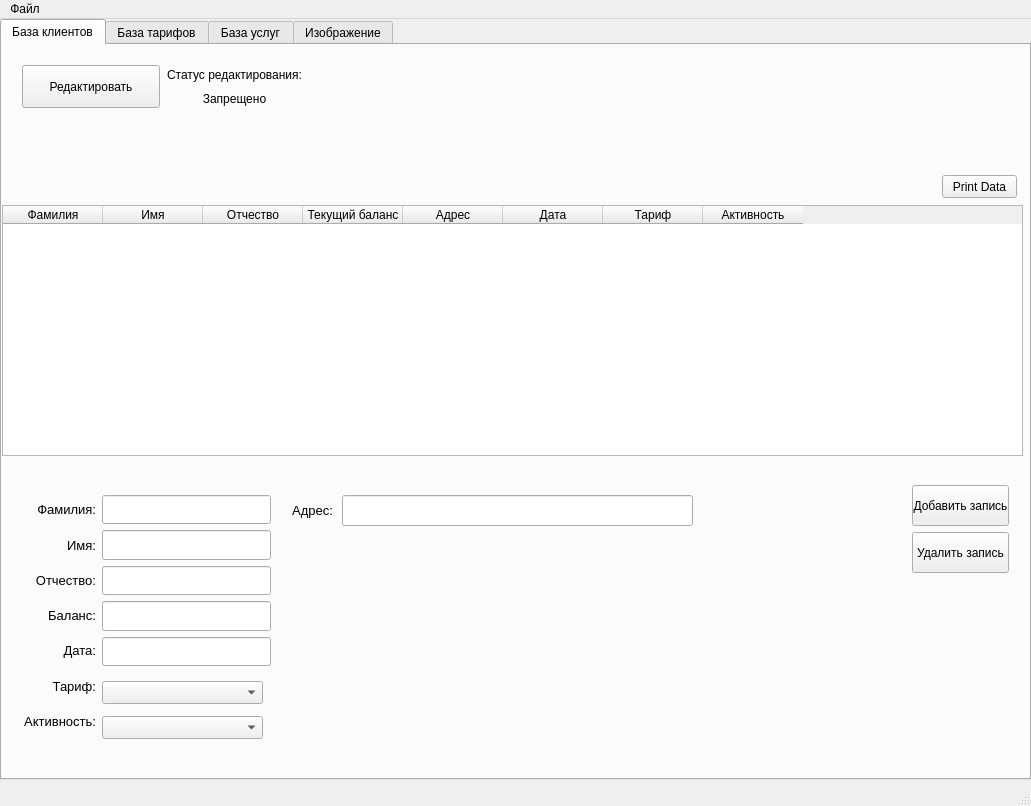
This is DB_interface.ui in Sergey-ENOT/Str.And.Alg.-CourseWork- as Qt 5 draws it before an edit. The edited form follows.
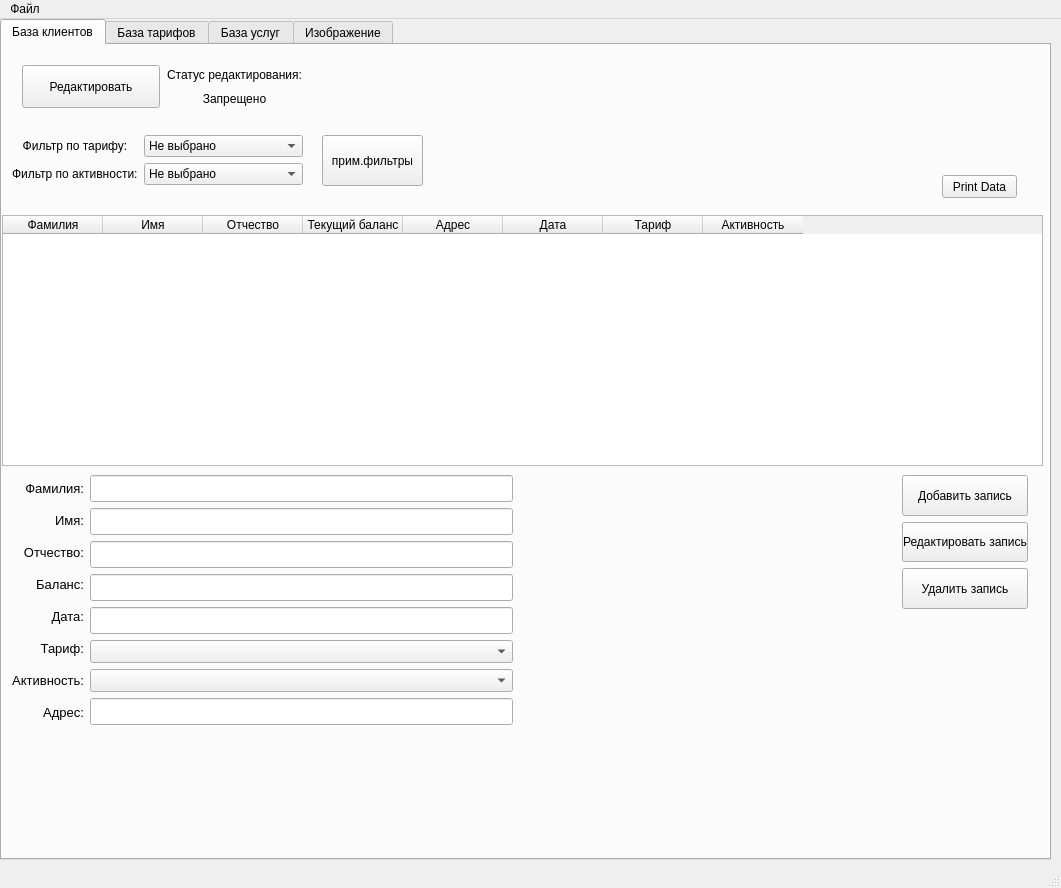
This is the edited form. Icons and pictures are not drawn.

Commit message: added filter clients

The edit to the form file:
```diff
--- a/DB_interface.ui
+++ b/DB_interface.ui
@@ -6,8 +6,8 @@
    <rect>
     <x>0</x>
     <y>0</y>
-    <width>1031</width>
-    <height>806</height>
+    <width>1061</width>
+    <height>888</height>
    </rect>
   </property>
   <property name="windowTitle">
@@ -22,8 +22,8 @@
      <rect>
       <x>0</x>
       <y>0</y>
-      <width>1031</width>
-      <height>761</height>
+      <width>1051</width>
+      <height>841</height>
      </rect>
     </property>
     <property name="currentIndex">
@@ -129,26 +129,26 @@
       <property name="geometry">
        <rect>
         <x>0</x>
-        <y>160</y>
-        <width>1021</width>
+        <y>170</y>
+        <width>1041</width>
         <height>251</height>
        </rect>
       </property>
       <property name="sizePolicy">
-       <sizepolicy hsizetype="Preferred" vsizetype="Fixed">
+       <sizepolicy hsizetype="Minimum" vsizetype="Minimum">
         <horstretch>0</horstretch>
         <verstretch>0</verstretch>
        </sizepolicy>
       </property>
       <property name="minimumSize">
        <size>
-        <width>1021</width>
+        <width>0</width>
         <height>0</height>
        </size>
       </property>
       <property name="maximumSize">
        <size>
-        <width>1021</width>
+        <width>1677777</width>
         <height>16777215</height>
        </size>
       </property>
@@ -208,46 +208,10 @@
      <widget class="QWidget" name="layoutWidget">
       <property name="geometry">
        <rect>
-        <x>100</x>
-        <y>630</y>
-        <width>161</width>
-        <height>71</height>
-       </rect>
-      </property>
-      <layout class="QVBoxLayout" name="verticalLayout_8">
-       <item>
-        <widget class="QComboBox" name="comboBoxTariff">
-         <property name="font">
-          <font>
-           <pointsize>10</pointsize>
-          </font>
-         </property>
-         <property name="sizeAdjustPolicy">
-          <enum>QComboBox::AdjustToContents</enum>
-         </property>
-        </widget>
-       </item>
-       <item>
-        <widget class="QComboBox" name="comboBoxActive">
-         <property name="font">
-          <font>
-           <pointsize>10</pointsize>
-          </font>
-         </property>
-         <property name="sizeAdjustPolicy">
-          <enum>QComboBox::AdjustToContents</enum>
-         </property>
-        </widget>
-       </item>
-      </layout>
-     </widget>
-     <widget class="QWidget" name="layoutWidget">
-      <property name="geometry">
-       <rect>
-        <x>910</x>
-        <y>440</y>
-        <width>97</width>
-        <height>88</height>
+        <x>900</x>
+        <y>430</y>
+        <width>126</width>
+        <height>134</height>
        </rect>
       </property>
       <layout class="QVBoxLayout" name="verticalLayout_4">
@@ -274,7 +238,20 @@
         </widget>
        </item>
        <item>
-        <widget class="QPushButton" name="pushButtonDelete">
+        <widget class="QPushButton" name="pushButtonEditClient">
+         <property name="minimumSize">
+          <size>
+           <width>0</width>
+           <height>40</height>
+          </size>
+         </property>
+         <property name="text">
+          <string>Редактировать запись</string>
+         </property>
+        </widget>
+       </item>
+       <item>
+        <widget class="QPushButton" name="pushButtonDeleteClient">
          <property name="enabled">
           <bool>true</bool>
          </property>
@@ -297,151 +274,18 @@
        </item>
       </layout>
      </widget>
-     <widget class="QLabel" name="labelAddress">
+     <widget class="QWidget" name="layoutWidget">
       <property name="geometry">
        <rect>
-        <x>290</x>
-        <y>450</y>
-        <width>41</width>
-        <height>31</height>
+        <x>10</x>
+        <y>430</y>
+        <width>501</width>
+        <height>289</height>
        </rect>
       </property>
-      <property name="sizePolicy">
-       <sizepolicy hsizetype="Minimum" vsizetype="Minimum">
-        <horstretch>0</horstretch>
-        <verstretch>0</verstretch>
-       </sizepolicy>
-      </property>
-      <property name="font">
-       <font>
-        <pointsize>10</pointsize>
-       </font>
-      </property>
-      <property name="text">
-       <string>Адрес:</string>
-      </property>
-      <property name="alignment">
-       <set>Qt::AlignRight|Qt::AlignTrailing|Qt::AlignVCenter</set>
-      </property>
-     </widget>
-     <widget class="QLineEdit" name="lineEditAddress">
-      <property name="geometry">
-       <rect>
-        <x>340</x>
-        <y>450</y>
-        <width>351</width>
-        <height>31</height>
-       </rect>
-      </property>
-      <property name="sizePolicy">
-       <sizepolicy hsizetype="Minimum" vsizetype="Minimum">
-        <horstretch>0</horstretch>
-        <verstretch>0</verstretch>
-       </sizepolicy>
-      </property>
-      <property name="font">
-       <font>
-        <pointsize>12</pointsize>
-       </font>
-      </property>
-     </widget>
-     <widget class="QWidget" name="">
-      <property name="geometry">
-       <rect>
-        <x>100</x>
-        <y>450</y>
-        <width>169</width>
-        <height>171</height>
-       </rect>
-      </property>
-      <layout class="QVBoxLayout" name="verticalLayout_3">
-       <item>
-        <widget class="QLineEdit" name="lineEditSurname">
-         <property name="sizePolicy">
-          <sizepolicy hsizetype="Minimum" vsizetype="Minimum">
-           <horstretch>0</horstretch>
-           <verstretch>0</verstretch>
-          </sizepolicy>
-         </property>
-         <property name="font">
-          <font>
-           <pointsize>12</pointsize>
-          </font>
-         </property>
-        </widget>
-       </item>
-       <item>
-        <widget class="QLineEdit" name="lineEditName">
-         <property name="sizePolicy">
-          <sizepolicy hsizetype="Minimum" vsizetype="Minimum">
-           <horstretch>0</horstretch>
-           <verstretch>0</verstretch>
-          </sizepolicy>
-         </property>
-         <property name="font">
-          <font>
-           <pointsize>12</pointsize>
-          </font>
-         </property>
-        </widget>
-       </item>
-       <item>
-        <widget class="QLineEdit" name="lineEditPatronymic">
-         <property name="sizePolicy">
-          <sizepolicy hsizetype="Minimum" vsizetype="Minimum">
-           <horstretch>0</horstretch>
-           <verstretch>0</verstretch>
-          </sizepolicy>
-         </property>
-         <property name="font">
-          <font>
-           <pointsize>12</pointsize>
-          </font>
-         </property>
-        </widget>
-       </item>
-       <item>
-        <widget class="QLineEdit" name="lineEditCurrentB">
-         <property name="sizePolicy">
-          <sizepolicy hsizetype="Minimum" vsizetype="Minimum">
-           <horstretch>0</horstretch>
-           <verstretch>0</verstretch>
-          </sizepolicy>
-         </property>
-         <property name="font">
-          <font>
-           <pointsize>12</pointsize>
-          </font>
-         </property>
-        </widget>
-       </item>
-       <item>
-        <widget class="QLineEdit" name="lineEditDate">
-         <property name="sizePolicy">
-          <sizepolicy hsizetype="Minimum" vsizetype="Minimum">
-           <horstretch>0</horstretch>
-           <verstretch>0</verstretch>
-          </sizepolicy>
-         </property>
-         <property name="font">
-          <font>
-           <pointsize>12</pointsize>
-          </font>
-         </property>
-        </widget>
-       </item>
-      </layout>
-     </widget>
-     <widget class="QWidget" name="">
-      <property name="geometry">
-       <rect>
-        <x>20</x>
-        <y>450</y>
-        <width>74</width>
-        <height>241</height>
-       </rect>
-      </property>
-      <layout class="QVBoxLayout" name="verticalLayout_2">
+      <layout class="QFormLayout" name="formLayout">
+       <item row="0" column="0">
+        <layout class="QVBoxLayout" name="verticalLayout_7">
        <item>
         <widget class="QLabel" name="labelName">
          <property name="sizePolicy">
@@ -577,7 +421,257 @@
          </property>
         </widget>
        </item>
-      </layout>
+         <item>
+          <widget class="QLabel" name="labelAddress">
+           <property name="sizePolicy">
+            <sizepolicy hsizetype="Minimum" vsizetype="Minimum">
+             <horstretch>0</horstretch>
+             <verstretch>0</verstretch>
+            </sizepolicy>
+           </property>
+           <property name="font">
+            <font>
+             <pointsize>10</pointsize>
+            </font>
+           </property>
+           <property name="text">
+            <string>Адрес:</string>
+           </property>
+           <property name="alignment">
+            <set>Qt::AlignRight|Qt::AlignTrailing|Qt::AlignVCenter</set>
+           </property>
+          </widget>
+         </item>
+        </layout>
+       </item>
+       <item row="0" column="1">
+        <layout class="QVBoxLayout" name="verticalLayout_6">
+         <item>
+          <widget class="QLineEdit" name="lineEditSurname">
+           <property name="sizePolicy">
+            <sizepolicy hsizetype="Minimum" vsizetype="Minimum">
+             <horstretch>0</horstretch>
+             <verstretch>0</verstretch>
+            </sizepolicy>
+           </property>
+           <property name="font">
+            <font>
+             <pointsize>12</pointsize>
+            </font>
+           </property>
+          </widget>
+         </item>
+         <item>
+          <widget class="QLineEdit" name="lineEditName">
+           <property name="sizePolicy">
+            <sizepolicy hsizetype="Minimum" vsizetype="Minimum">
+             <horstretch>0</horstretch>
+             <verstretch>0</verstretch>
+            </sizepolicy>
+           </property>
+           <property name="font">
+            <font>
+             <pointsize>12</pointsize>
+            </font>
+           </property>
+          </widget>
+         </item>
+         <item>
+          <widget class="QLineEdit" name="lineEditPatronymic">
+           <property name="sizePolicy">
+            <sizepolicy hsizetype="Minimum" vsizetype="Minimum">
+             <horstretch>0</horstretch>
+             <verstretch>0</verstretch>
+            </sizepolicy>
+           </property>
+           <property name="font">
+            <font>
+             <pointsize>12</pointsize>
+            </font>
+           </property>
+          </widget>
+         </item>
+         <item>
+          <widget class="QLineEdit" name="lineEditCurrentB">
+           <property name="sizePolicy">
+            <sizepolicy hsizetype="Minimum" vsizetype="Minimum">
+             <horstretch>0</horstretch>
+             <verstretch>0</verstretch>
+            </sizepolicy>
+           </property>
+           <property name="font">
+            <font>
+             <pointsize>12</pointsize>
+            </font>
+           </property>
+          </widget>
+         </item>
+         <item>
+          <widget class="QLineEdit" name="lineEditDate">
+           <property name="sizePolicy">
+            <sizepolicy hsizetype="Minimum" vsizetype="Minimum">
+             <horstretch>0</horstretch>
+             <verstretch>0</verstretch>
+            </sizepolicy>
+           </property>
+           <property name="font">
+            <font>
+             <pointsize>12</pointsize>
+            </font>
+           </property>
+          </widget>
+         </item>
+         <item>
+          <layout class="QVBoxLayout" name="verticalLayout_3">
+           <item>
+            <widget class="QComboBox" name="comboBoxTariff">
+             <property name="font">
+              <font>
+               <pointsize>10</pointsize>
+              </font>
+             </property>
+             <property name="sizeAdjustPolicy">
+              <enum>QComboBox::AdjustToContents</enum>
+             </property>
+            </widget>
+           </item>
+           <item>
+            <widget class="QComboBox" name="comboBoxActive">
+             <property name="font">
+              <font>
+               <pointsize>10</pointsize>
+              </font>
+             </property>
+             <property name="sizeAdjustPolicy">
+              <enum>QComboBox::AdjustToContents</enum>
+             </property>
+            </widget>
+           </item>
+          </layout>
+         </item>
+         <item>
+          <widget class="QLineEdit" name="lineEditAddress">
+           <property name="enabled">
+            <bool>true</bool>
+           </property>
+           <property name="sizePolicy">
+            <sizepolicy hsizetype="Minimum" vsizetype="Minimum">
+             <horstretch>0</horstretch>
+             <verstretch>0</verstretch>
+            </sizepolicy>
+           </property>
+           <property name="minimumSize">
+            <size>
+             <width>0</width>
+             <height>0</height>
+            </size>
+           </property>
+           <property name="baseSize">
+            <size>
+             <width>0</width>
+             <height>0</height>
+            </size>
+           </property>
+           <property name="font">
+            <font>
+             <pointsize>12</pointsize>
+            </font>
+           </property>
+          </widget>
+         </item>
+        </layout>
+       </item>
+      </layout>
+     </widget>
+     <widget class="QWidget" name="layoutWidget">
+      <property name="geometry">
+       <rect>
+        <x>10</x>
+        <y>90</y>
+        <width>291</width>
+        <height>51</height>
+       </rect>
+      </property>
+      <layout class="QFormLayout" name="formLayout_2">
+       <item row="0" column="0">
+        <layout class="QVBoxLayout" name="verticalLayout_5">
+         <item>
+          <widget class="QLabel" name="labelFilterTariff">
+           <property name="text">
+            <string>Фильтр по тарифу:</string>
+           </property>
+           <property name="alignment">
+            <set>Qt::AlignCenter</set>
+           </property>
+          </widget>
+         </item>
+         <item>
+          <widget class="QLabel" name="labelFilterActive">
+           <property name="text">
+            <string>Фильтр по активности:</string>
+           </property>
+          </widget>
+         </item>
+        </layout>
+       </item>
+       <item row="0" column="1">
+        <layout class="QVBoxLayout" name="verticalLayout_2">
+         <item>
+          <widget class="QComboBox" name="comboBoxFilterTariff">
+           <item>
+            <property name="text">
+             <string>Не выбрано</string>
+            </property>
+           </item>
+          </widget>
+         </item>
+         <item>
+          <widget class="QComboBox" name="comboBoxFilterActive">
+           <property name="sizePolicy">
+            <sizepolicy hsizetype="Minimum" vsizetype="Minimum">
+             <horstretch>0</horstretch>
+             <verstretch>0</verstretch>
+            </sizepolicy>
+           </property>
+           <item>
+            <property name="text">
+             <string>Не выбрано</string>
+            </property>
+           </item>
+           <item>
+            <property name="text">
+             <string>Активные</string>
+            </property>
+           </item>
+           <item>
+            <property name="text">
+             <string>Неактивные</string>
+            </property>
+           </item>
+          </widget>
+         </item>
+        </layout>
+       </item>
+      </layout>
+     </widget>
+     <widget class="QPushButton" name="pushButtonUseFilter">
+      <property name="geometry">
+       <rect>
+        <x>320</x>
+        <y>90</y>
+        <width>101</width>
+        <height>51</height>
+       </rect>
+      </property>
+      <property name="text">
+       <string>прим.фильтры</string>
+      </property>
+      <property name="autoRepeat">
+       <bool>false</bool>
+      </property>
+      <property name="autoDefault">
+       <bool>false</bool>
+      </property>
      </widget>
     </widget>
     <widget class="QWidget" name="tabTariff">
@@ -647,7 +741,7 @@
     <rect>
      <x>0</x>
      <y>0</y>
-     <width>1031</width>
+     <width>1061</width>
      <height>21</height>
     </rect>
    </property>
```
Left out of the diff: 6 changed lines with no effect on the pictures. Lines whose indentation alone changed are shown as unchanged. The commit also changes 9 other files.
